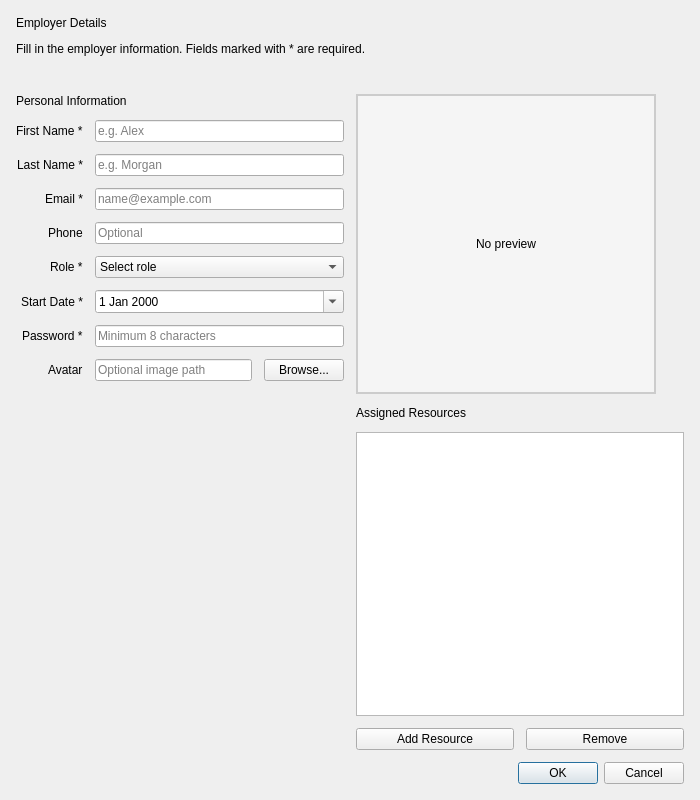
The window that ui/employerform.ui (2A31ProjetCpp2526/2a31-create-teams-smart-digital-content-creation-studio) describes before a commit, drawn with Qt 5.
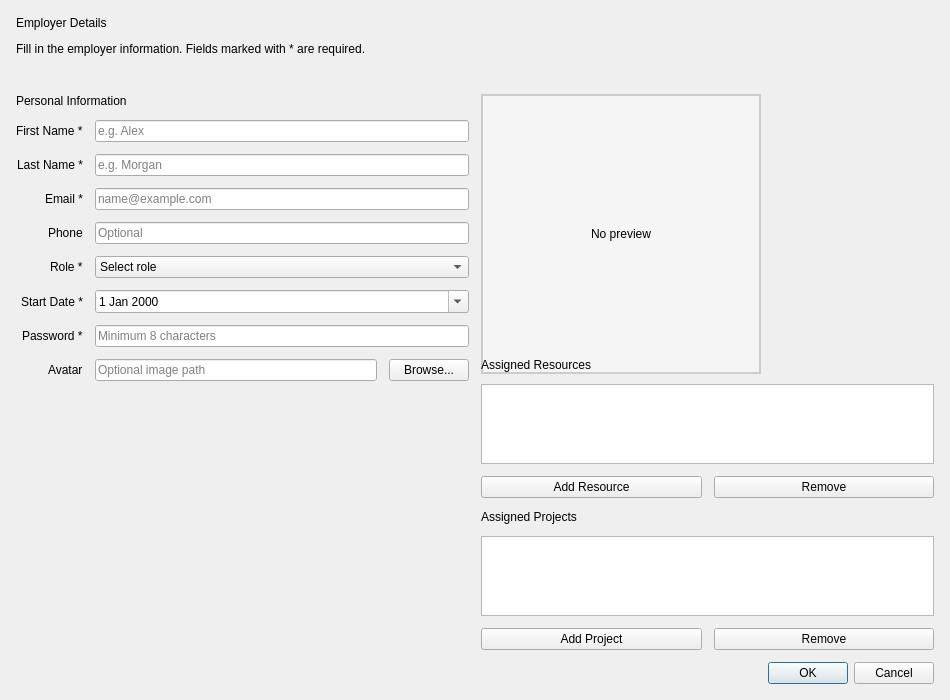
The same window after the commit.

Commit message:
ui: Optimize EmployerForm dialog dimensions and positioning
- Increased width: 700px → 950px (better use of screen space)
- Decreased height: 800px → 700px (more compact layout)
- Added proper geometry positioning (x: 150, y: 100)
- Adjusted avatar preview size: 300px → 280px
- Reduced list widget heights: 100px → 80px (resource and project lists)
- Better proportion between form fields and side panels

Diff of the .ui file:
```diff
--- a/ui/employerform.ui
+++ b/ui/employerform.ui
@@ -5,10 +5,18 @@
   <property name="windowTitle">
    <string>Employer</string>
   </property>
+  <property name="geometry">
+   <rect>
+    <x>150</x>
+    <y>100</y>
+    <width>950</width>
+    <height>700</height>
+   </rect>
+  </property>
   <property name="minimumSize">
    <size>
-    <width>700</width>
-    <height>800</height>
+    <width>950</width>
+    <height>700</height>
    </size>
   </property>
   <layout class="QVBoxLayout" name="verticalLayout">
@@ -258,14 +266,14 @@
         <widget class="QLabel" name="avatarPreviewLabel">
          <property name="minimumSize">
           <size>
-           <width>300</width>
-           <height>300</height>
+           <width>280</width>
+           <height>280</height>
           </size>
          </property>
          <property name="maximumSize">
           <size>
-           <width>300</width>
-           <height>300</height>
+           <width>280</width>
+           <height>280</height>
           </size>
          </property>
          <property name="styleSheet">
@@ -294,7 +302,7 @@
          <property name="minimumSize">
           <size>
            <width>280</width>
-           <height>120</height>
+           <height>80</height>
           </size>
          </property>
         </widget>
@@ -317,6 +325,41 @@
          </item>
         </layout>
        </item>
+       <item>
+        <widget class="QLabel" name="projectLabel">
+         <property name="text">
+          <string>Assigned Projects</string>
+         </property>
+        </widget>
+       </item>
+       <item>
+        <widget class="QListWidget" name="projectListWidget">
+         <property name="minimumSize">
+          <size>
+           <width>280</width>
+           <height>80</height>
+          </size>
+         </property>
+        </widget>
+       </item>
+       <item>
+        <layout class="QHBoxLayout" name="projectButtonLayout">
+         <item>
+          <widget class="QPushButton" name="addProjectButton">
+           <property name="text">
+            <string>Add Project</string>
+           </property>
+          </widget>
+         </item>
+         <item>
+          <widget class="QPushButton" name="removeProjectButton">
+           <property name="text">
+            <string>Remove</string>
+           </property>
+          </widget>
+         </item>
+        </layout>
+       </item>
       </layout>
      </item>
     </layout>
```
